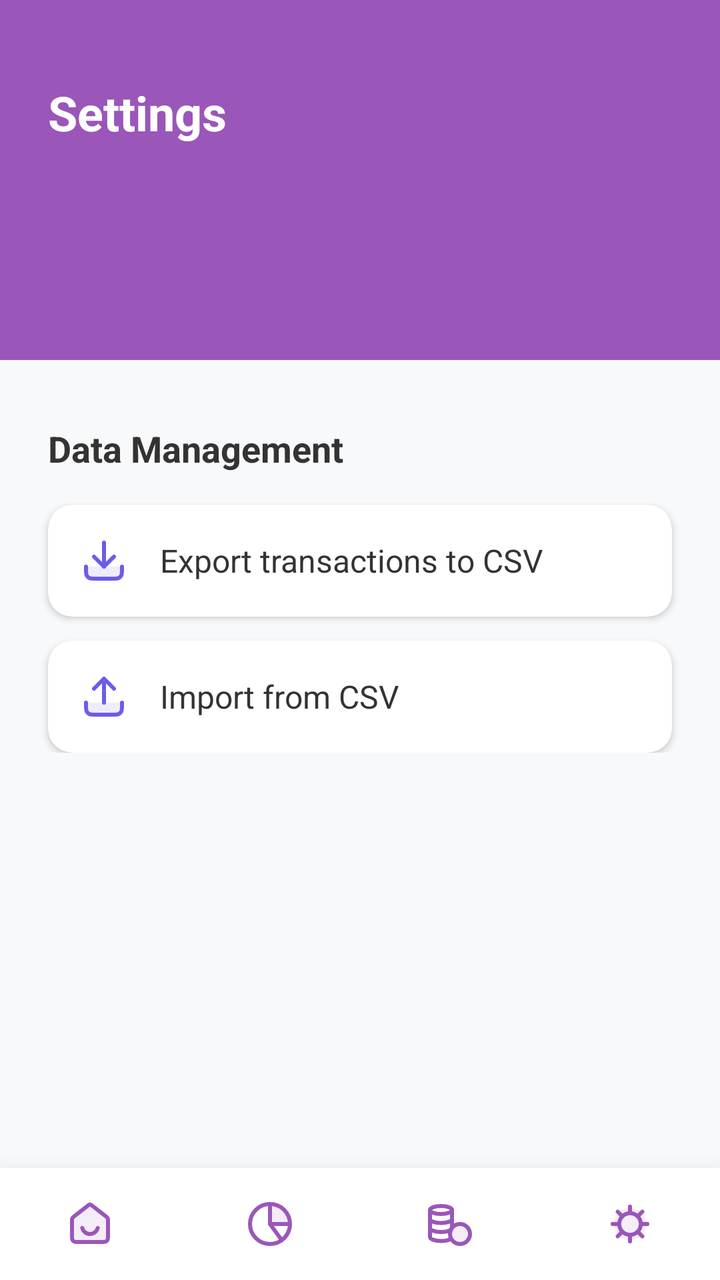
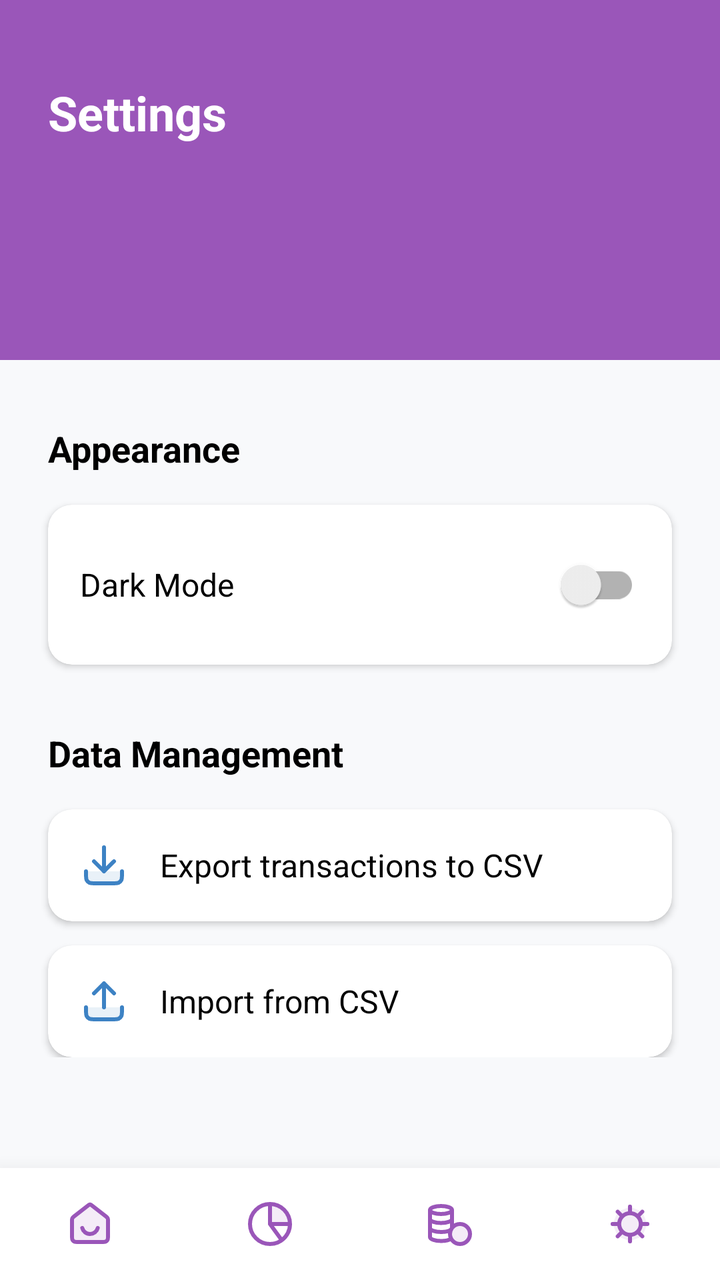

Screens rendered from an Android XML layout before and after an edit, with the pre-edit source and the edit as a unified diff.
<!-- AndroidManifest.xml: application theme Theme.MyApp -->
<!-- res/layout/activity_settings.xml -->
<?xml version="1.0" encoding="utf-8"?>
<androidx.constraintlayout.widget.ConstraintLayout
    xmlns:android="http://schemas.android.com/apk/res/android"
    xmlns:app="http://schemas.android.com/apk/res-auto"
    android:layout_width="match_parent"
    android:layout_height="match_parent"
    android:background="#F8F9FB">

    <androidx.core.widget.NestedScrollView
        android:layout_width="match_parent"
        android:layout_height="0dp"
        app:layout_constraintTop_toTopOf="parent"
        app:layout_constraintBottom_toTopOf="@id/bottom_navigation">

        <androidx.constraintlayout.widget.ConstraintLayout
            android:layout_width="match_parent"
            android:layout_height="wrap_content"
            android:paddingBottom="24dp">

            
            <View
                android:id="@+id/header_background"
                android:layout_width="match_parent"
                android:layout_height="180dp"
                android:background="#9A56B9"
                app:layout_constraintTop_toTopOf="parent" />

            
            <TextView
                android:id="@+id/tv_page_title"
                android:layout_width="wrap_content"
                android:layout_height="wrap_content"
                android:layout_marginStart="24dp"
                android:layout_marginTop="40dp"
                android:text="Settings"
                android:textColor="#FFFFFF"
                android:textSize="24sp"
                android:textStyle="bold"
                app:layout_constraintStart_toStartOf="parent"
                app:layout_constraintTop_toTopOf="parent" />

            
            <TextView
                android:id="@+id/tv_data_management"
                android:layout_width="wrap_content"
                android:layout_height="wrap_content"
                android:layout_marginStart="24dp"
                android:layout_marginTop="32dp"
                android:text="Data Management"
                android:textColor="#333333"
                android:textSize="18sp"
                android:textStyle="bold"
                app:layout_constraintStart_toStartOf="parent"
                app:layout_constraintTop_toBottomOf="@id/header_background" />

            
            <com.google.android.material.card.MaterialCardView
                android:id="@+id/card_export_csv"
                android:layout_width="match_parent"
                android:layout_height="wrap_content"
                android:layout_marginHorizontal="24dp"
                android:layout_marginTop="16dp"
                android:clickable="true"
                android:focusable="true"
                app:cardBackgroundColor="#FFFFFF"
                app:cardCornerRadius="12dp"
                app:cardElevation="2dp"
                app:layout_constraintTop_toBottomOf="@id/tv_data_management">

                <LinearLayout
                    android:layout_width="match_parent"
                    android:layout_height="wrap_content"
                    android:orientation="horizontal"
                    android:padding="16dp"
                    android:gravity="center_vertical">

                    <ImageView
                        android:layout_width="24dp"
                        android:layout_height="24dp"
                        android:src="@drawable/general_download_export"
                        app:tint="#6C5CE7"/>

                    <TextView
                        android:layout_width="wrap_content"
                        android:layout_height="wrap_content"
                        android:layout_marginStart="16dp"
                        android:text="Export transactions to CSV"
                        android:textColor="#333333"
                        android:textSize="16sp"/>
                </LinearLayout>
            </com.google.android.material.card.MaterialCardView>

            
            <com.google.android.material.card.MaterialCardView
                android:id="@+id/card_import_csv"
                android:layout_width="match_parent"
                android:layout_height="wrap_content"
                android:layout_marginHorizontal="24dp"
                android:layout_marginTop="12dp"
                android:clickable="true"
                android:focusable="true"
                app:cardBackgroundColor="#FFFFFF"
                app:cardCornerRadius="12dp"
                app:cardElevation="2dp"
                app:layout_constraintTop_toBottomOf="@id/card_export_csv">

                <LinearLayout
                    android:layout_width="match_parent"
                    android:layout_height="wrap_content"
                    android:orientation="horizontal"
                    android:padding="16dp"
                    android:gravity="center_vertical">

                    
                    <ImageView
                        android:layout_width="24dp"
                        android:layout_height="24dp"
                        android:src="@drawable/general_upload"
                        app:tint="#6C5CE7"/>

                    <TextView
                        android:layout_width="wrap_content"
                        android:layout_height="wrap_content"
                        android:layout_marginStart="16dp"
                        android:text="Import from CSV"
                        android:textColor="#333333"
                        android:textSize="16sp"/>
                </LinearLayout>
            </com.google.android.material.card.MaterialCardView>

        </androidx.constraintlayout.widget.ConstraintLayout>
    </androidx.core.widget.NestedScrollView>

    
    <com.google.android.material.bottomnavigation.BottomNavigationView
        android:id="@+id/bottom_navigation"
        android:layout_width="0dp"
        android:layout_height="wrap_content"
        android:background="#FFFFFF"
        app:elevation="16dp"
        app:menu="@menu/bottom_nav_menu"
        app:itemIconTint="#9A56B9"
        app:labelVisibilityMode="unlabeled"
        app:layout_constraintStart_toStartOf="parent"
        app:layout_constraintEnd_toEndOf="parent"
        app:layout_constraintBottom_toBottomOf="parent" />

    <ProgressBar
        android:id="@+id/progress_sync"
        android:layout_width="wrap_content"
        android:layout_height="wrap_content"
        android:indeterminateTint="#9A56B9"
        android:visibility="gone"
        app:layout_constraintTop_toTopOf="parent"
        app:layout_constraintBottom_toBottomOf="parent"
        app:layout_constraintStart_toStartOf="parent"
        app:layout_constraintEnd_toEndOf="parent" />

</androidx.constraintlayout.widget.ConstraintLayout>
<!-- resources referenced by this layout -->
<resources>
  <!-- drawable general_download_export (drawable) -->
  <vector xmlns:android="http://schemas.android.com/apk/res/android"
      android:width="40dp"
      android:height="40dp"
      android:viewportWidth="40"
      android:viewportHeight="40">
    <path
        android:pathData="M5,35H35V25H5V35Z"
        android:strokeAlpha="0.12"
        android:fillColor="#6941C6"
        android:fillAlpha="0.12"/>
    <path
        android:pathData="M35,25V27C35,29.8 35,31.2 34.455,32.27C33.976,33.211 33.211,33.976 32.27,34.455C31.2,35 29.8,35 27,35H13C10.2,35 8.8,35 7.73,34.455C6.789,33.976 6.024,33.211 5.545,32.27C5,31.2 5,29.8 5,27V25M11.667,16.667L20,25L28.333,16.667M20,25V5"
        android:strokeLineJoin="round"
        android:strokeWidth="3.33333"
        android:fillColor="#00000000"
        android:strokeColor="#6941C6"
        android:strokeLineCap="round"/>
  </vector>
  <!-- drawable general_upload (drawable) -->
  <vector xmlns:android="http://schemas.android.com/apk/res/android"
      android:width="40dp"
      android:height="40dp"
      android:viewportWidth="40"
      android:viewportHeight="40">
      <path
          android:pathData="M5,35H35V25H5V35Z"
          android:strokeAlpha="0.12"
          android:fillColor="#6941C6"
          android:fillAlpha="0.12"/>
      <path
          android:pathData="M35,25V27C35,29.8 35,31.2 34.455,32.27C33.976,33.211 33.211,33.976 32.27,34.455C31.2,35 29.8,35 27,35H13C10.2,35 8.8,35 7.73,34.455C6.789,33.976 6.024,33.211 5.545,32.27C5,31.2 5,29.8 5,27V25 M11.667,13.333L20,5L28.333,13.333 M20,25V5"
          android:strokeLineJoin="round"
          android:strokeWidth="3.33333"
          android:fillColor="#00000000"
          android:strokeColor="#6941C6"
          android:strokeLineCap="round"/>
  </vector>
  <style name="Theme.MyApp" parent="Theme.MaterialComponents.DayNight.NoActionBar">
          
          <item name="colorPrimary">#9A56B9</item>
          <item name="colorPrimaryVariant">#7A3F94</item>
          <item name="colorOnPrimary">#FFFFFF</item>
  
          
          <item name="colorSecondary">#2648A4</item>
          <item name="colorSecondaryVariant">#1B3578</item>
          <item name="colorOnSecondary">#FFFFFF</item>
  
          
          <item name="android:statusBarColor">#9A56B9</item>
  
          
          <item name="android:windowBackground">#F8F9FB</item>
      </style>
</resources>

<!-- the commit's change to res/layout/activity_settings.xml (unified diff, before → after) -->
@@ -4,7 +4,7 @@
     xmlns:app="http://schemas.android.com/apk/res-auto"
     android:layout_width="match_parent"
     android:layout_height="match_parent"
-    android:background="#F8F9FB">
+    android:background="@color/appBackground">
 
     <androidx.core.widget.NestedScrollView
         android:layout_width="match_parent"
@@ -22,7 +22,7 @@
                 android:id="@+id/header_background"
                 android:layout_width="match_parent"
                 android:layout_height="180dp"
-                android:background="#9A56B9"
+                android:background="@color/colorPrimary"
                 app:layout_constraintTop_toTopOf="parent" />
 
             
@@ -33,21 +33,23 @@
                 android:layout_marginStart="24dp"
                 android:layout_marginTop="40dp"
                 android:text="Settings"
-                android:textColor="#FFFFFF"
+                android:textColor="@color/textOnPrimary"
                 android:textSize="24sp"
                 android:textStyle="bold"
                 app:layout_constraintStart_toStartOf="parent"
                 app:layout_constraintTop_toTopOf="parent" />
 
             
+            
+            
             <TextView
-                android:id="@+id/tv_data_management"
+                android:id="@+id/tv_appearance"
                 android:layout_width="wrap_content"
                 android:layout_height="wrap_content"
                 android:layout_marginStart="24dp"
                 android:layout_marginTop="32dp"
-                android:text="Data Management"
-                android:textColor="#333333"
+                android:text="Appearance"
+                android:textColor="@color/textPrimary"
                 android:textSize="18sp"
                 android:textStyle="bold"
                 app:layout_constraintStart_toStartOf="parent"
@@ -55,17 +57,15 @@
 
             
             <com.google.android.material.card.MaterialCardView
-                android:id="@+id/card_export_csv"
+                android:id="@+id/card_dark_mode"
                 android:layout_width="match_parent"
                 android:layout_height="wrap_content"
                 android:layout_marginHorizontal="24dp"
                 android:layout_marginTop="16dp"
-                android:clickable="true"
-                android:focusable="true"
-                app:cardBackgroundColor="#FFFFFF"
+                app:cardBackgroundColor="@color/cardBackground"
                 app:cardCornerRadius="12dp"
                 app:cardElevation="2dp"
-                app:layout_constraintTop_toBottomOf="@id/tv_data_management">
+                app:layout_constraintTop_toBottomOf="@id/tv_appearance">
 
                 <LinearLayout
                     android:layout_width="match_parent"
@@ -74,35 +74,50 @@
                     android:padding="16dp"
                     android:gravity="center_vertical">
 
-                    <ImageView
-                        android:layout_width="24dp"
-                        android:layout_height="24dp"
-                        android:src="@drawable/general_download_export"
-                        app:tint="#6C5CE7"/>
-
                     <TextView
+                        android:layout_width="0dp"
+                        android:layout_height="wrap_content"
+                        android:layout_weight="1"
+                        android:text="Dark Mode"
+                        android:textColor="@color/textPrimary"
+                        android:textSize="16sp"/>
+
+                    <androidx.appcompat.widget.SwitchCompat
+                        android:id="@+id/switch_dark_mode"
                         android:layout_width="wrap_content"
-                        android:layout_height="wrap_content"
-                        android:layout_marginStart="16dp"
-                        android:text="Export transactions to CSV"
-                        android:textColor="#333333"
-                        android:textSize="16sp"/>
+                        android:layout_height="wrap_content" />
                 </LinearLayout>
             </com.google.android.material.card.MaterialCardView>
 
             
+            
+            
+            <TextView
+                android:id="@+id/tv_data_management"
+                android:layout_width="wrap_content"
+                android:layout_height="wrap_content"
+                android:layout_marginStart="24dp"
+                android:layout_marginTop="32dp"
+                android:text="Data Management"
+                android:textColor="@color/textPrimary"
+                android:textSize="18sp"
+                android:textStyle="bold"
+                app:layout_constraintStart_toStartOf="parent"
+                app:layout_constraintTop_toBottomOf="@id/card_dark_mode" />
+
+            
             <com.google.android.material.card.MaterialCardView
-                android:id="@+id/card_import_csv"
+                android:id="@+id/card_export_csv"
                 android:layout_width="match_parent"
                 android:layout_height="wrap_content"
                 android:layout_marginHorizontal="24dp"
-                android:layout_marginTop="12dp"
+                android:layout_marginTop="16dp"
                 android:clickable="true"
                 android:focusable="true"
-                app:cardBackgroundColor="#FFFFFF"
+                app:cardBackgroundColor="@color/cardBackground"
                 app:cardCornerRadius="12dp"
                 app:cardElevation="2dp"
-                app:layout_constraintTop_toBottomOf="@id/card_export_csv">
+                app:layout_constraintTop_toBottomOf="@id/tv_data_management">
 
                 <LinearLayout
                     android:layout_width="match_parent"
@@ -111,19 +126,55 @@
                     android:padding="16dp"
                     android:gravity="center_vertical">
 
-                    
+                    <ImageView
+                        android:layout_width="24dp"
+                        android:layout_height="24dp"
+                        android:src="@drawable/general_download_export"
+                        app:tint="@color/colorAccent"/>
+
+                    <TextView
+                        android:layout_width="wrap_content"
+                        android:layout_height="wrap_content"
+                        android:layout_marginStart="16dp"
+                        android:text="Export transactions to CSV"
+                        android:textColor="@color/textPrimary"
+                        android:textSize="16sp"/>
+                </LinearLayout>
+            </com.google.android.material.card.MaterialCardView>
+
+            
+            <com.google.android.material.card.MaterialCardView
+                android:id="@+id/card_import_csv"
+                android:layout_width="match_parent"
+                android:layout_height="wrap_content"
+                android:layout_marginHorizontal="24dp"
+                android:layout_marginTop="12dp"
+                android:clickable="true"
+                android:focusable="true"
+                app:cardBackgroundColor="@color/cardBackground"
+                app:cardCornerRadius="12dp"
+                app:cardElevation="2dp"
+                app:layout_constraintTop_toBottomOf="@id/card_export_csv">
+
+                <LinearLayout
+                    android:layout_width="match_parent"
+                    android:layout_height="wrap_content"
+                    android:orientation="horizontal"
+                    android:padding="16dp"
+                    android:gravity="center_vertical">
+
                     <ImageView
                         android:layout_width="24dp"
                         android:layout_height="24dp"
                         android:src="@drawable/general_upload"
-                        app:tint="#6C5CE7"/>
+                        app:tint="@color/colorAccent"/>
 
                     <TextView
                         android:layout_width="wrap_content"
                         android:layout_height="wrap_content"
                         android:layout_marginStart="16dp"
                         android:text="Import from CSV"
-                        android:textColor="#333333"
+                        android:textColor="@color/textPrimary"
                         android:textSize="16sp"/>
                 </LinearLayout>
             </com.google.android.material.card.MaterialCardView>
@@ -136,10 +187,10 @@
         android:id="@+id/bottom_navigation"
         android:layout_width="0dp"
         android:layout_height="wrap_content"
-        android:background="#FFFFFF"
+        android:background="@color/cardBackground"
         app:elevation="16dp"
         app:menu="@menu/bottom_nav_menu"
-        app:itemIconTint="#9A56B9"
+        app:itemIconTint="@color/colorPrimary"
         app:labelVisibilityMode="unlabeled"
         app:layout_constraintStart_toStartOf="parent"
         app:layout_constraintEnd_toEndOf="parent"
@@ -149,7 +200,7 @@
         android:id="@+id/progress_sync"
         android:layout_width="wrap_content"
         android:layout_height="wrap_content"
-        android:indeterminateTint="#9A56B9"
+        android:indeterminateTint="@color/colorPrimary"
         android:visibility="gone"
         app:layout_constraintTop_toTopOf="parent"
         app:layout_constraintBottom_toBottomOf="parent"
<!-- resource entries referenced after the edit -->
@@ -1,5 +1,11 @@
 <!-- resources referenced by this layout -->
 <resources>
+  <color name="appBackground">#F8F9FB</color>
+  <color name="cardBackground">#FFFFFF</color>
+  <color name="colorAccent">#3D82C4</color>
+  <color name="colorPrimary">#9A56B9</color>
+  <color name="textOnPrimary">#FFFFFF</color>
+  <color name="textPrimary">#000000</color>
   <!-- drawable general_download_export (drawable) -->
   <vector xmlns:android="http://schemas.android.com/apk/res/android"
       android:width="40dp"
